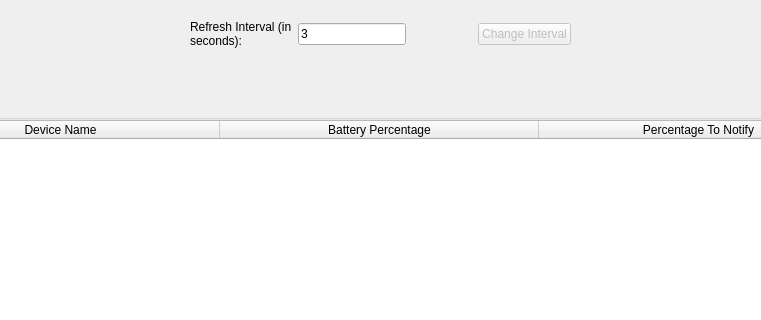
First picture: the form in gui/design_template/interface_design.ui, repository TryingOutSomething/BatteryTrackerServer, before the edit; both pictures show x 100 to 861 and y 0 to 320 of the 960 by 540 pixel window.
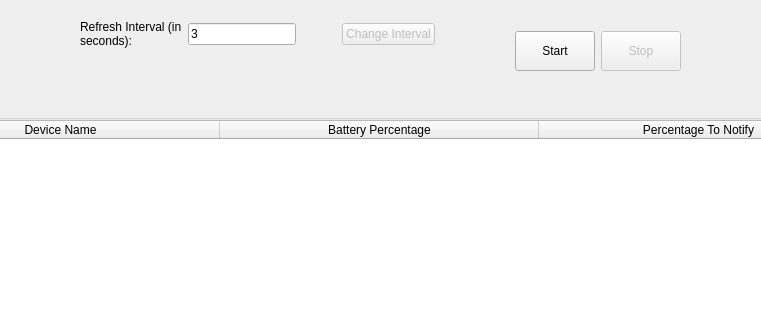
Second picture: the form after the edit.

Commit message:
refactor!: fix timer bug & add gui features
This commit fixes the second to millisecond conversion for the gui
timer.

This commit also introduces a start and stop button for the retrieval
interval.

The edit to the form file:
```diff
--- a/gui/design_template/interface_design.ui
+++ b/gui/design_template/interface_design.ui
@@ -90,12 +90,14 @@
   <widget class="QWidget" name="layoutWidget">
    <property name="geometry">
     <rect>
-     <x>290</x>
+     <x>180</x>
      <y>20</y>
-     <width>381</width>
-     <height>60</height>
+     <width>601</width>
+     <height>62</height>
     </rect>
    </property>
+   <layout class="QHBoxLayout" name="horizontalLayout">
+    <item>
    <layout class="QVBoxLayout" name="changeIntervalParentContainer">
     <item>
      <layout class="QHBoxLayout" name="changeIntervalContainer">
@@ -122,6 +124,12 @@
             <verstretch>0</verstretch>
            </sizepolicy>
           </property>
+            <property name="minimumSize">
+             <size>
+              <width>0</width>
+              <height>0</height>
+             </size>
+            </property>
           <property name="text">
            <string>3</string>
           </property>
@@ -172,6 +180,57 @@
        <set>Qt::AlignCenter</set>
       </property>
      </widget>
+      </item>
+     </layout>
+    </item>
+    <item>
+     <spacer name="horizontalSpacer_2">
+      <property name="orientation">
+       <enum>Qt::Horizontal</enum>
+      </property>
+      <property name="sizeType">
+       <enum>QSizePolicy::Expanding</enum>
+      </property>
+      <property name="sizeHint" stdset="0">
+       <size>
+        <width>40</width>
+        <height>20</height>
+       </size>
+      </property>
+     </spacer>
+    </item>
+    <item>
+     <layout class="QHBoxLayout" name="startStopButtonContainer">
+      <item>
+       <widget class="QPushButton" name="startIntervalButton">
+        <property name="minimumSize">
+         <size>
+          <width>0</width>
+          <height>40</height>
+         </size>
+        </property>
+        <property name="text">
+         <string>Start</string>
+        </property>
+       </widget>
+      </item>
+      <item>
+       <widget class="QPushButton" name="stopIntervalButton">
+        <property name="enabled">
+         <bool>false</bool>
+        </property>
+        <property name="minimumSize">
+         <size>
+          <width>0</width>
+          <height>40</height>
+         </size>
+        </property>
+        <property name="text">
+         <string>Stop</string>
+        </property>
+       </widget>
+      </item>
+     </layout>
     </item>
    </layout>
   </widget>
```
Lines whose indentation alone changed are shown as unchanged. The commit also changes 2 other files.
